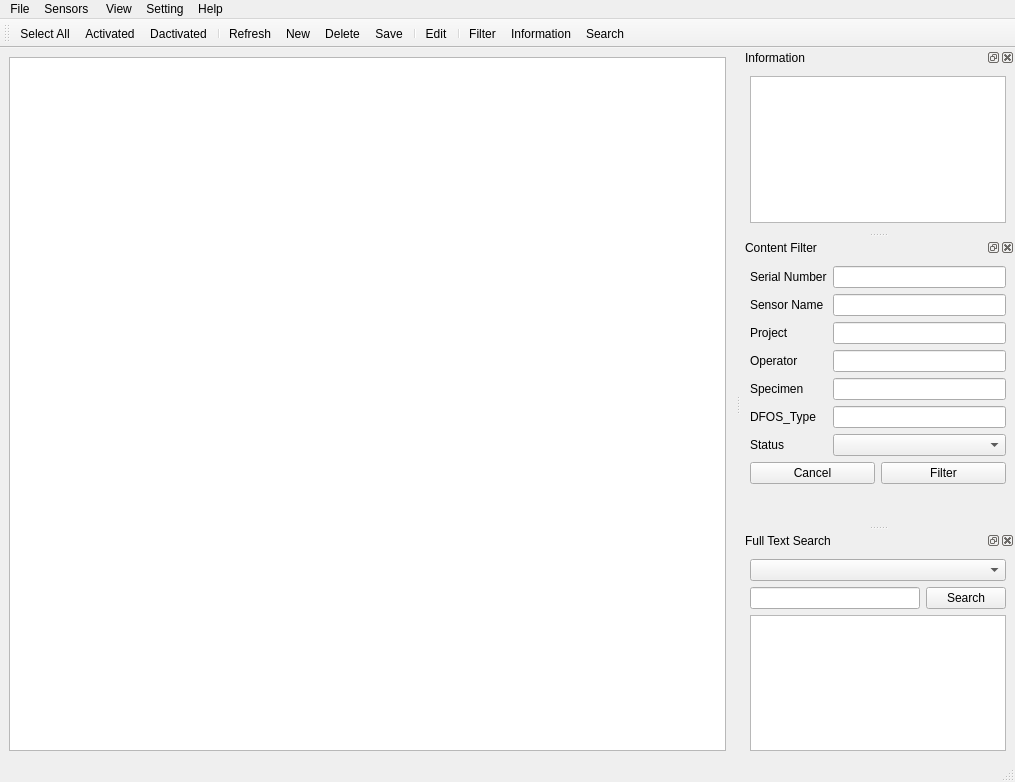
This is src/resources/ui/main.ui in TUD-IMB/fosKeyMan as Qt 5 draws it before an edit. The edited form follows.
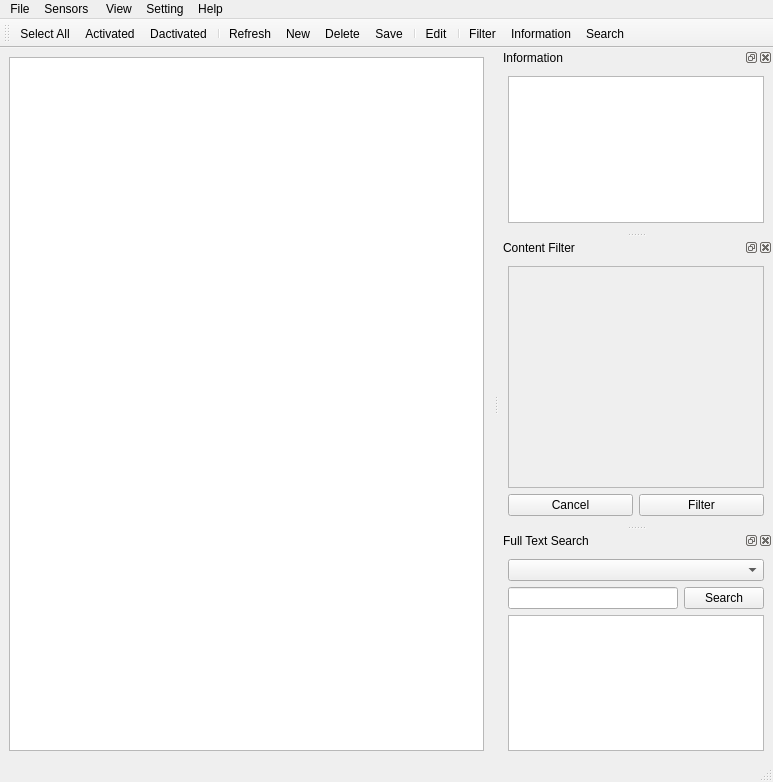
This is the edited form. Icons and pictures are not drawn.

Commit message: Add filter widget dynamic setup based on table columns.

```diff
--- a/src/resources/ui/main.ui
+++ b/src/resources/ui/main.ui
@@ -6,7 +6,7 @@
    <rect>
     <x>0</x>
     <y>0</y>
-    <width>1015</width>
+    <width>773</width>
     <height>782</height>
    </rect>
   </property>
@@ -115,169 +115,26 @@
    <widget class="QWidget" name="dockWidgetContents_2">
     <layout class="QVBoxLayout" name="verticalLayout">
      <item>
-      <layout class="QFormLayout" name="formLayout">
-       <item row="0" column="0">
-        <widget class="QLabel" name="serialNumberLabel">
-         <property name="toolTip">
-          <string>Serial Number</string>
-         </property>
-         <property name="statusTip">
-          <string/>
-         </property>
-         <property name="whatsThis">
-          <string/>
-         </property>
-         <property name="accessibleName">
-          <string/>
-         </property>
-         <property name="accessibleDescription">
-          <string/>
-         </property>
-         <property name="text">
-          <string>Serial Number</string>
-         </property>
-        </widget>
-       </item>
-       <item row="0" column="1">
-        <widget class="QLineEdit" name="serialNumberLineEdit">
-         <property name="toolTip">
-          <string>Enter serial number to filter</string>
-         </property>
-        </widget>
-       </item>
-       <item row="1" column="0">
-        <widget class="QLabel" name="nameLabel">
-         <property name="toolTip">
-          <string>Sensor Name</string>
-         </property>
-         <property name="accessibleName">
-          <string/>
-         </property>
-         <property name="accessibleDescription">
-          <string/>
-         </property>
-         <property name="text">
-          <string>Sensor Name</string>
-         </property>
-        </widget>
-       </item>
-       <item row="1" column="1">
-        <widget class="QLineEdit" name="nameLineEdit">
-         <property name="toolTip">
-          <string>Enter name to filter</string>
-         </property>
-        </widget>
-       </item>
-       <item row="2" column="0">
-        <widget class="QLabel" name="projectLabel">
-         <property name="toolTip">
-          <string>Project</string>
-         </property>
-         <property name="accessibleName">
-          <string/>
-         </property>
-         <property name="accessibleDescription">
-          <string/>
-         </property>
-         <property name="text">
-          <string>Project</string>
-         </property>
-        </widget>
-       </item>
-       <item row="2" column="1">
-        <widget class="QLineEdit" name="projectLineEdit">
-         <property name="toolTip">
-          <string>Enter project name to filter</string>
-         </property>
-        </widget>
-       </item>
-       <item row="3" column="0">
-        <widget class="QLabel" name="operatorLabel">
-         <property name="toolTip">
-          <string>Operator</string>
-         </property>
-         <property name="accessibleName">
-          <string/>
-         </property>
-         <property name="accessibleDescription">
-          <string/>
-         </property>
-         <property name="text">
-          <string>Operator</string>
-         </property>
-        </widget>
-       </item>
-       <item row="3" column="1">
-        <widget class="QLineEdit" name="operatorLineEdit">
-         <property name="toolTip">
-          <string>Enter operator name to filter</string>
-         </property>
-        </widget>
-       </item>
-       <item row="4" column="0">
-        <widget class="QLabel" name="specimenLabel">
-         <property name="toolTip">
-          <string>Specimen</string>
-         </property>
-         <property name="accessibleName">
-          <string/>
-         </property>
-         <property name="accessibleDescription">
-          <string/>
-         </property>
-         <property name="text">
-          <string>Specimen</string>
-         </property>
-        </widget>
-       </item>
-       <item row="4" column="1">
-        <widget class="QLineEdit" name="specimenLineEdit">
-         <property name="toolTip">
-          <string>Enter specimen name to filter</string>
-         </property>
-        </widget>
-       </item>
-       <item row="5" column="0">
-        <widget class="QLabel" name="dfosTypeLabel">
-         <property name="toolTip">
-          <string>DFOS Type</string>
-         </property>
-         <property name="accessibleName">
-          <string/>
-         </property>
-         <property name="accessibleDescription">
-          <string/>
-         </property>
-         <property name="text">
-          <string>DFOS_Type</string>
-         </property>
-        </widget>
-       </item>
-       <item row="5" column="1">
-        <widget class="QLineEdit" name="dFOS_TypeLineEdit">
-         <property name="toolTip">
-          <string>Enter DFOS type to filter</string>
-         </property>
-        </widget>
-       </item>
-       <item row="6" column="0">
-        <widget class="QLabel" name="stateLabel">
-         <property name="toolTip">
-          <string>Status</string>
-         </property>
-         <property name="text">
-          <string>Status</string>
-         </property>
-        </widget>
-       </item>
-       <item row="6" column="1">
-        <widget class="QComboBox" name="stateComboBox">
-         <property name="toolTip">
-          <string>Select keyfile status to filter</string>
-         </property>
-        </widget>
-       </item>
-      </layout>
+      <widget class="QScrollArea" name="scrollArea">
+       <property name="widgetResizable">
+        <bool>true</bool>
+       </property>
+       <widget class="QWidget" name="scrollAreaWidgetContents_2">
+        <property name="geometry">
+         <rect>
+          <x>0</x>
+          <y>0</y>
+          <width>254</width>
+          <height>212</height>
+         </rect>
+        </property>
+        <layout class="QVBoxLayout" name="verticalLayout_6">
+         <item>
+          <layout class="QFormLayout" name="filterFormLayout"/>
+         </item>
+        </layout>
+       </widget>
+      </widget>
      </item>
      <item>
       <layout class="QHBoxLayout" name="horizontalLayout">
@@ -303,19 +160,6 @@
        </item>
       </layout>
      </item>
-     <item>
-      <spacer name="verticalSpacer">
-       <property name="orientation">
-        <enum>Qt::Orientation::Vertical</enum>
-       </property>
-       <property name="sizeHint" stdset="0">
-        <size>
-         <width>20</width>
-         <height>40</height>
-        </size>
-       </property>
-      </spacer>
-     </item>
     </layout>
    </widget>
   </widget>
@@ -324,7 +168,7 @@
     <rect>
      <x>0</x>
      <y>0</y>
-     <width>1015</width>
+     <width>773</width>
      <height>33</height>
     </rect>
    </property>
```
The commit also changes 3 other files.
